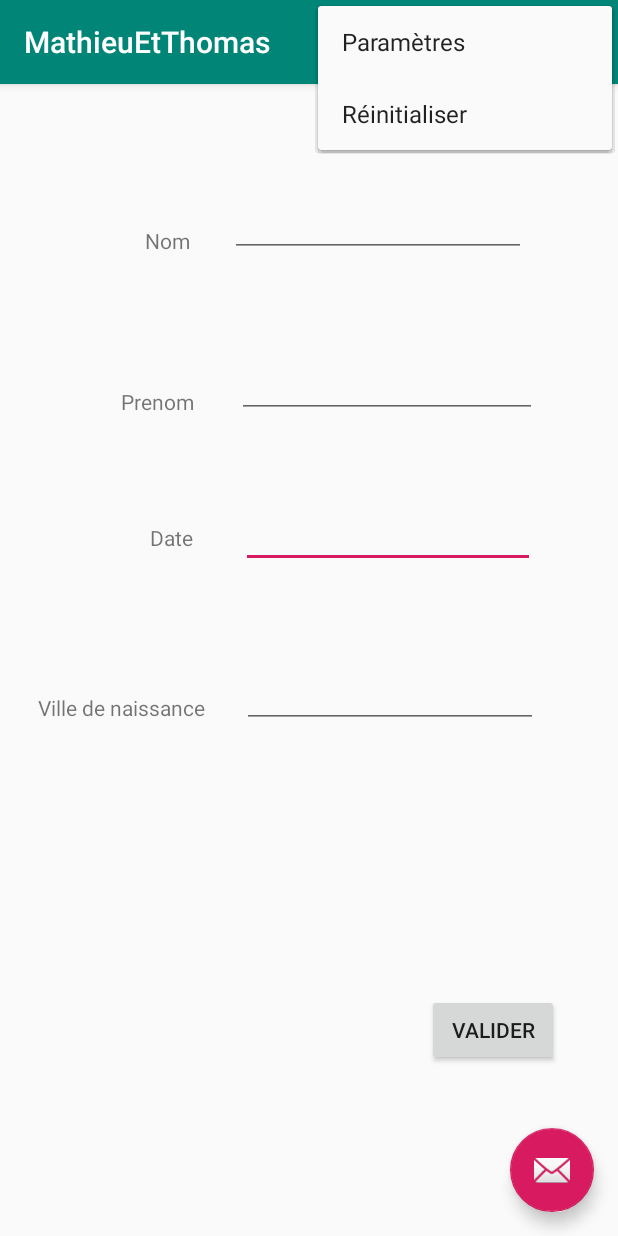
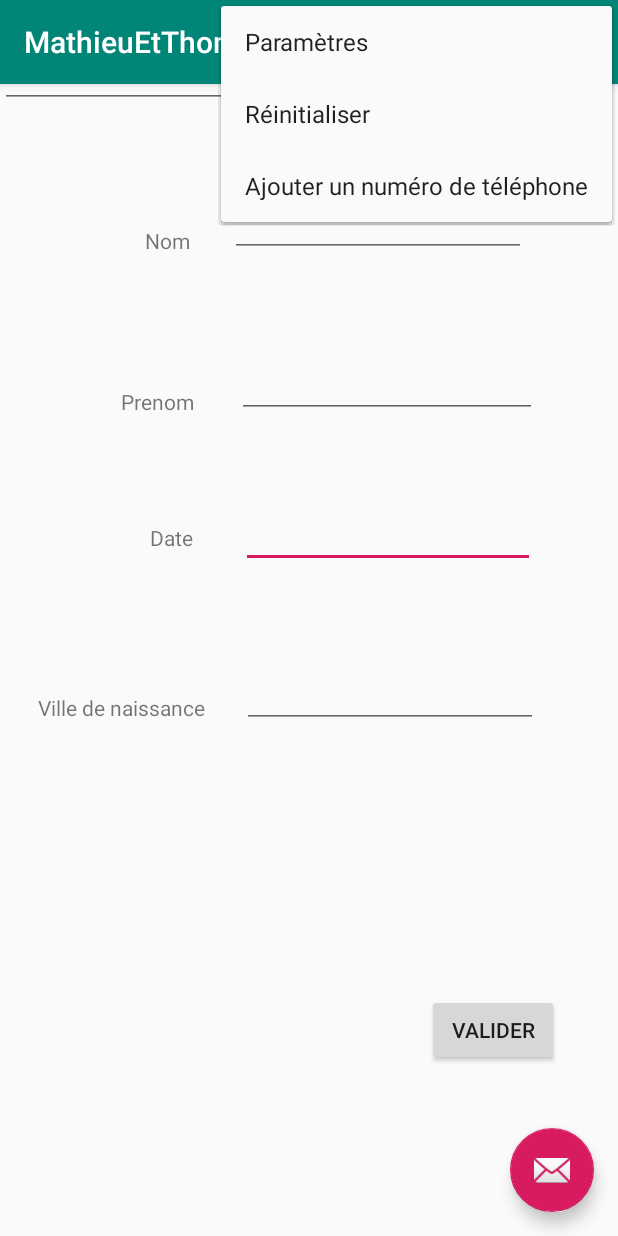
Before and after one commit to thomasguessant35/MathieuEtThomasMMM, an Android app: the screen it shows after launch (MainActivity), with the options menu open, on a phone screen of 412 x 824 dp. Run offline under Robolectric (Android 15) with nearby library versions, the phone set to English and light mode, and no system bars; our stand-ins replace ButterKnife.

Commit message:
Ajout d'un champ numéro de téléphone

```diff
--- a/app/src/main/java/com/example/mathieuetthomas/MainActivity.java
+++ b/app/src/main/java/com/example/mathieuetthomas/MainActivity.java
@@ -1,23 +1,23 @@
 package com.example.mathieuetthomas;
 
 import android.os.Bundle;
+import android.text.InputType;
+import android.view.Menu;
+import android.view.MenuItem;
+import android.view.View;
+import android.view.ViewGroup;
+import android.widget.Button;
+import android.widget.EditText;
+import android.widget.LinearLayout;
+import android.widget.TextView;
+import android.widget.Toast;
+
+import androidx.appcompat.app.AppCompatActivity;
+import androidx.appcompat.widget.Toolbar;
 
 import com.google.android.material.floatingactionbutton.FloatingActionButton;
 import com.google.android.material.snackbar.Snackbar;
 
-import androidx.appcompat.app.AppCompatActivity;
-import androidx.appcompat.widget.Toolbar;
-
-import android.util.Log;
-import android.view.View;
-import android.view.Menu;
-import android.view.MenuItem;
-import android.widget.Button;
-import android.widget.EditText;
-import android.widget.TextView;
-import android.widget.Toast;
-
-import butterknife.BindString;
 import butterknife.BindView;
 import butterknife.ButterKnife;
 import butterknife.OnClick;
@@ -85,4 +85,12 @@ public class MainActivity extends AppCompatActivity {
         dateSaisie.getText().clear();
         villeSaisie.getText().clear();
     }
+
+    public void addPhoneNumber(MenuItem item) {
+        LinearLayout rootView = findViewById(R.id.phoneNumberContainer);
+        EditText phoneNumberInput = new EditText(this);
+        phoneNumberInput.setLayoutParams(new LinearLayout.LayoutParams(ViewGroup.LayoutParams.MATCH_PARENT, ViewGroup.LayoutParams.MATCH_PARENT));
+        phoneNumberInput.setInputType(InputType.TYPE_CLASS_PHONE);
+        rootView.addView(phoneNumberInput);
+    }
 }
--- a/app/src/main/res/layout/activity_main.xml
+++ b/app/src/main/res/layout/activity_main.xml
@@ -30,4 +30,12 @@
         android:layout_margin="@dimen/fab_margin"
         app:srcCompat="@android:drawable/ic_dialog_email" />
 
+    <EditText
+        android:id="@+id/DateInput"
+        android:layout_width="237dp"
+        android:layout_height="72dp"
+        android:ems="10"
+        android:inputType="date"
+        android:visibility="visible" />
+
 </androidx.coordinatorlayout.widget.CoordinatorLayout>
--- a/app/src/main/res/layout/content_main.xml
+++ b/app/src/main/res/layout/content_main.xml
@@ -2,6 +2,7 @@
 <androidx.constraintlayout.widget.ConstraintLayout xmlns:android="http://schemas.android.com/apk/res/android"
     xmlns:app="http://schemas.android.com/apk/res-auto"
     xmlns:tools="http://schemas.android.com/tools"
+    android:id="@+id/rootLayout"
     android:layout_width="match_parent"
     android:layout_height="match_parent"
     app:layout_behavior="@string/appbar_scrolling_view_behavior"
@@ -131,4 +132,16 @@
         app:layout_constraintEnd_toEndOf="parent"
         app:layout_constraintStart_toStartOf="parent" />
 
+    <LinearLayout
+        android:id="@+id/phoneNumberContainer"
+        android:layout_width="415dp"
+        android:layout_height="57dp"
+        android:layout_marginTop="52dp"
+        android:layout_marginBottom="60dp"
+        android:orientation="horizontal"
+        app:layout_constraintBottom_toTopOf="@+id/button"
+        app:layout_constraintEnd_toEndOf="parent"
+        app:layout_constraintStart_toStartOf="parent"
+        app:layout_constraintTop_toBottomOf="@+id/editText4"></LinearLayout>
+
 </androidx.constraintlayout.widget.ConstraintLayout>
--- a/app/src/main/res/menu/menu_main.xml
+++ b/app/src/main/res/menu/menu_main.xml
@@ -13,4 +13,10 @@
         android:title="@string/action_reset"
         android:onClick="reset"
         app:showAsAction="never" />
+    <item
+        android:id="@+id/action_phone"
+        android:orderInCategory="100"
+        android:title="@string/action_phone"
+        android:onClick="addPhoneNumber"
+        app:showAsAction="never" />
 </menu>
--- a/app/src/main/res/values/strings.xml
+++ b/app/src/main/res/values/strings.xml
@@ -6,4 +6,5 @@
     <string name="prenom">Prenom</string>
     <string name="date">Date</string>
     <string name="ville_de_naissance">Ville de naissance</string>
+    <string name="action_phone">Ajouter un numéro de téléphone</string>
 </resources>
```
